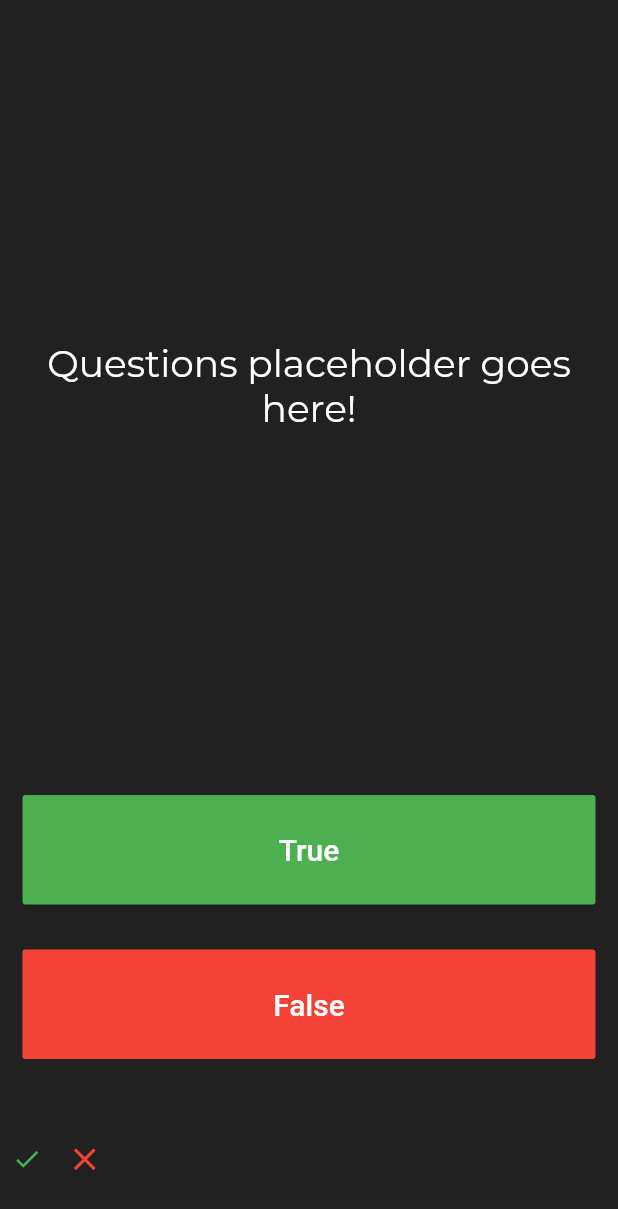
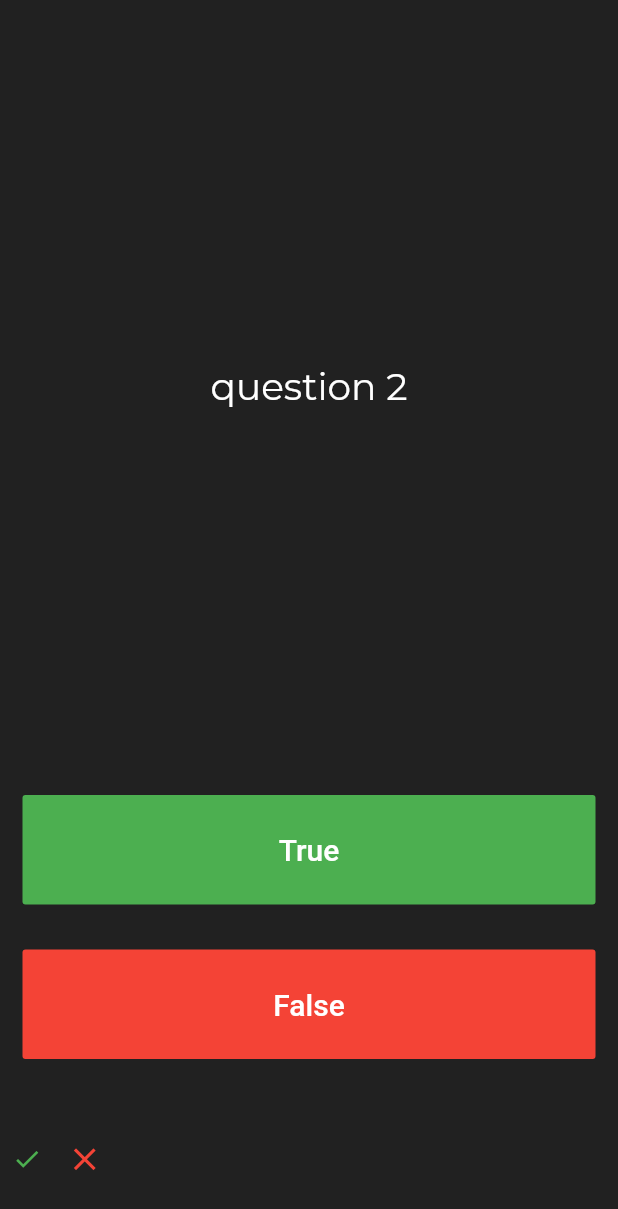
Before and after one commit to nouhben/Quizzler, a Flutter app: the screen it shows after launch, after a tap on "True", on a phone screen of 412 x 824 dp. Shown: the top 1209 px of the screen. Run offline on Flutter 3.47's test engine with Material 2 defaults, Android fonts, the phone set to English and light mode, and no system bars; statements that could not run were skipped.

```diff
--- a/lib/main.dart
+++ b/lib/main.dart
@@ -26,6 +26,29 @@ class QuizPage extends StatefulWidget {
 }
 
 class _QuizPageState extends State<QuizPage> {
+  final _questions = [
+    {
+      'question': 'question 1',
+      'answer': true,
+    },
+    {
+      'question': 'question 2',
+      'answer': false,
+    },
+    {
+      'question': 'question 3',
+      'answer': true,
+    },
+    {
+      'question': 'question 4',
+      'answer': false,
+    },
+    {
+      'question': 'question 5',
+      'answer': true,
+    },
+  ];
+  int questionIndex = 0;
   @override
   Widget build(BuildContext context) {
     return Column(
@@ -38,7 +61,8 @@ class _QuizPageState extends State<QuizPage> {
             padding: EdgeInsets.all(10.0),
             child: Center(
               child: Text(
-                'Questions placeholder goes here!',
+                //Display teh question
+                _questions[questionIndex].values.first,
                 textAlign: TextAlign.center,
                 style: TextStyle(
                   fontFamily: 'Montserrat',
@@ -57,6 +81,22 @@ class _QuizPageState extends State<QuizPage> {
                 color: Colors.green,
                 onPressed: () {
                   // DO THE SAME
+                  //Check the answer of the  displayed question
+                  //if it is true add a check and display another question
+                  //if not add a cross ///
+                  if (_questions[questionIndex].values.last) {
+                    //TODO: Add the check icon to the list
+                    print(_questions[questionIndex].values.last);
+                  } else {
+                    //TODO: Add the close icon to the list
+                    print(_questions[questionIndex].values.last);
+                  }
+                  setState(() {
+                    questionIndex++;
+                    if (questionIndex >= _questions.length) {
+                      questionIndex = 0;
+                    }
+                  });
                 },
                 child: Text(
                   'True',
```
